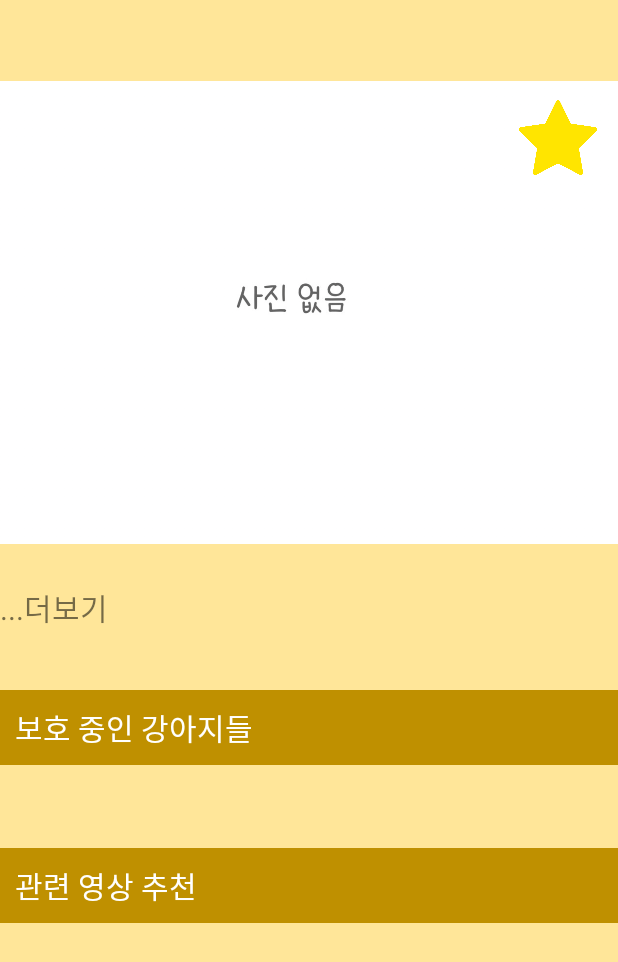
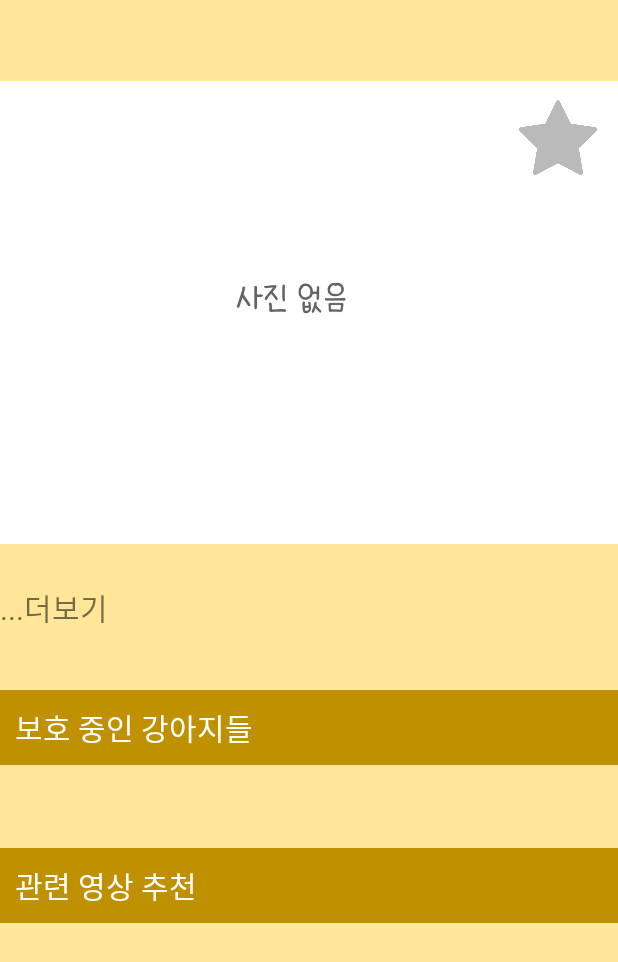
Before and after one commit to acetyl-CoA/DaengDaengDogam, an Android app: the screen it shows after launch (SearchActivity), after a tap on "검색", on a phone screen of 412 x 824 dp. Shown: the top 962 px of the screen. Run offline under Robolectric (Android 15) with nearby library versions, the light colour scheme and no system bars; 4 statements that could not run were skipped.

Commit message:
즐겨찾기 버튼 끄고 켜기

```diff
--- a/dangdang/app/src/main/res/layout/search_activity.xml
+++ b/dangdang/app/src/main/res/layout/search_activity.xml
@@ -35,7 +35,7 @@
                 android:layout_alignParentRight="true"
                 android:layout_marginRight="10dp"
                 android:layout_marginTop="10dp"
-                android:src="@drawable/star_1"
+                android:src="@drawable/star_2"
                 android:scaleType="fitCenter"
                 android:contentDescription="@string/todo" />
 
```
Also changed, not shown: dangdang/app/src/main/java/com/example/dogInformation/SearchActivity.java (+12 -0 lines), dangdang/app/src/main/res/drawable/star_2.png (added).
